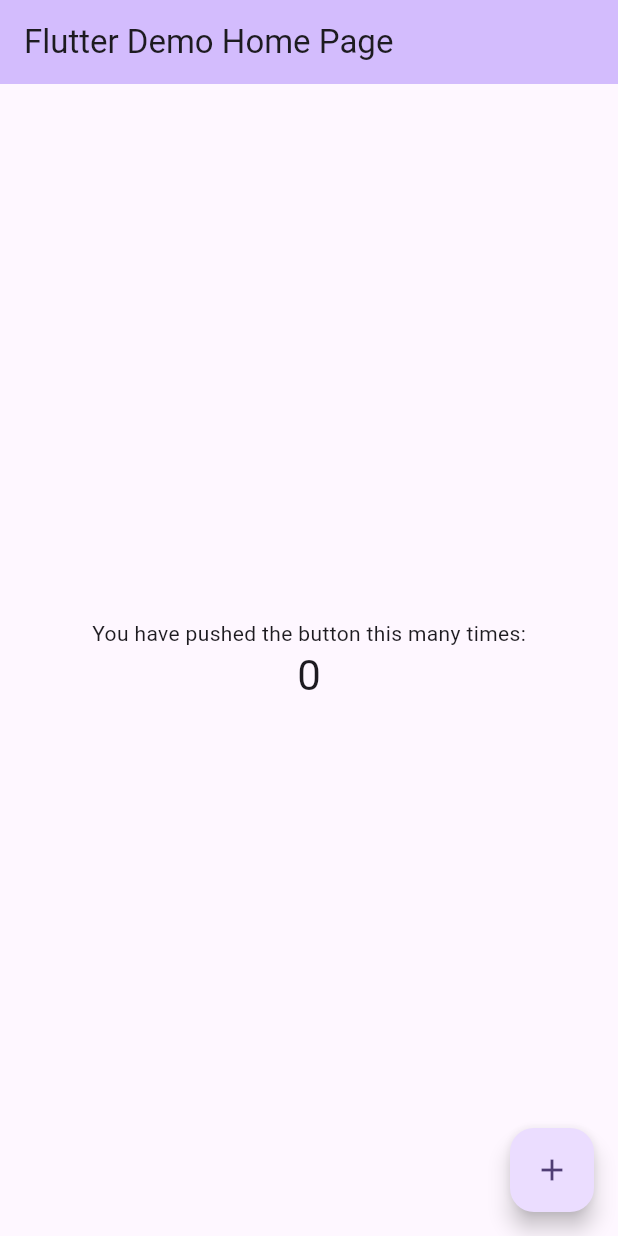
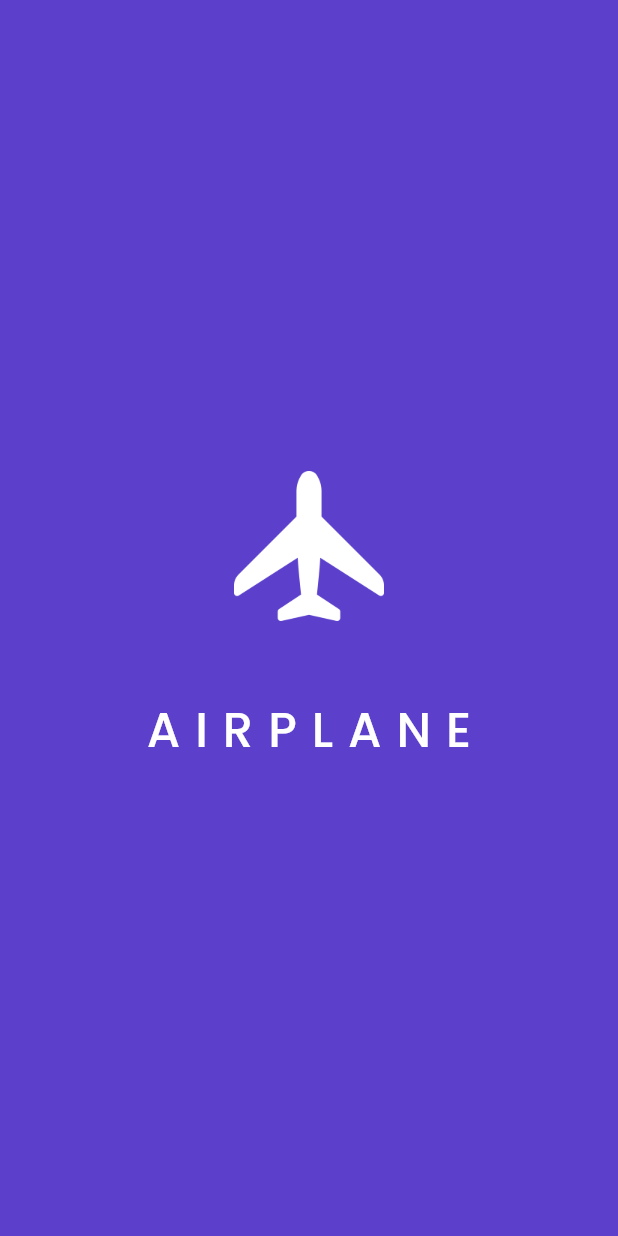
Before and after one commit to khoerodin/airplane, a Flutter app: the screen it shows after launch, on a phone screen of 412 x 824 dp. Run offline on Flutter 3.47's test engine with Material 3 defaults, Android fonts, the phone set to English and light mode, and no system bars; our stand-ins replace google_fonts.

Commit message:
Splash Page

```diff
--- a/lib/main.dart
+++ b/lib/main.dart
@@ -1,3 +1,4 @@
+import 'package:airplane/ui/pages/splash_page.dart';
 import 'package:flutter/material.dart';
 
 void main() {
@@ -7,119 +8,11 @@ void main() {
 class MyApp extends StatelessWidget {
   const MyApp({super.key});
 
-  // This widget is the root of your application.
   @override
   Widget build(BuildContext context) {
-    return MaterialApp(
-      title: 'Flutter Demo',
-      theme: ThemeData(
-        // This is the theme of your application.
-        //
-        // TRY THIS: Try running your application with "flutter run". You'll see
-        // the application has a purple toolbar. Then, without quitting the app,
-        // try changing the seedColor in the colorScheme below to Colors.green
-        // and then invoke "hot reload" (save your changes or press the "hot
-        // reload" button in a Flutter-supported IDE, or press "r" if you used
-        // the command line to start the app).
-        //
-        // Notice that the counter didn't reset back to zero; the application
-        // state is not lost during the reload. To reset the state, use hot
-        // restart instead.
-        //
-        // This works for code too, not just values: Most code changes can be
-        // tested with just a hot reload.
-        colorScheme: ColorScheme.fromSeed(seedColor: Colors.deepPurple),
-        useMaterial3: true,
-      ),
-      home: const MyHomePage(title: 'Flutter Demo Home Page'),
+    return const MaterialApp(
+      debugShowCheckedModeBanner: false,
+      home: SplashPage(),
     );
   }
 }
-
-class MyHomePage extends StatefulWidget {
-  const MyHomePage({super.key, required this.title});
-
-  // This widget is the home page of your application. It is stateful, meaning
-  // that it has a State object (defined below) that contains fields that affect
-  // how it looks.
-
-  // This class is the configuration for the state. It holds the values (in this
-  // case the title) provided by the parent (in this case the App widget) and
-  // used by the build method of the State. Fields in a Widget subclass are
-  // always marked "final".
-
-  final String title;
-
-  @override
-  State<MyHomePage> createState() => _MyHomePageState();
-}
-
-class _MyHomePageState extends State<MyHomePage> {
-  int _counter = 0;
-
-  void _incrementCounter() {
-    setState(() {
-      // This call to setState tells the Flutter framework that something has
-      // changed in this State, which causes it to rerun the build method below
-      // so that the display can reflect the updated values. If we changed
-      // _counter without calling setState(), then the build method would not be
-      // called again, and so nothing would appear to happen.
-      _counter++;
-    });
-  }
-
-  @override
-  Widget build(BuildContext context) {
-    // This method is rerun every time setState is called, for instance as done
-    // by the _incrementCounter method above.
-    //
-    // The Flutter framework has been optimized to make rerunning build methods
-    // fast, so that you can just rebuild anything that needs updating rather
-    // than having to individually change instances of widgets.
-    return Scaffold(
-      appBar: AppBar(
-        // TRY THIS: Try changing the color here to a specific color (to
-        // Colors.amber, perhaps?) and trigger a hot reload to see the AppBar
-        // change color while the other colors stay the same.
-        backgroundColor: Theme.of(context).colorScheme.inversePrimary,
-        // Here we take the value from the MyHomePage object that was created by
-        // the App.build method, and use it to set our appbar title.
-        title: Text(widget.title),
-      ),
-      body: Center(
-        // Center is a layout widget. It takes a single child and positions it
-        // in the middle of the parent.
-        child: Column(
-          // Column is also a layout widget. It takes a list of children and
-          // arranges them vertically. By default, it sizes itself to fit its
-          // children horizontally, and tries to be as tall as its parent.
-          //
-          // Column has various properties to control how it sizes itself and
-          // how it positions its children. Here we use mainAxisAlignment to
-          // center the children vertically; the main axis here is the vertical
-          // axis because Columns are vertical (the cross axis would be
-          // horizontal).
-          //
-          // TRY THIS: Invoke "debug painting" (choose the "Toggle Debug Paint"
-          // action in the IDE, or press "p" in the console), to see the
-          // wireframe for each widget.
-          mainAxisAlignment: MainAxisAlignment.center,
-          children: <Widget>[
-            const Text(
-              'You have pushed the button this many times:',
-            ),
-            Text(
-              '$_counter',
-              style: Theme.of(context).textTheme.headlineMedium,
-            ),
-          ],
-        ),
-      ),
-      floatingActionButton: FloatingActionButton(
-        onPressed: _incrementCounter,
-        tooltip: 'Increment',
-        child: const Icon(Icons.add),
-      ), // This trailing comma makes auto-formatting nicer for build methods.
-    );
-  }
-}
--- /dev/null
+++ b/lib/ui/pages/splash_page.dart
@@ -0,0 +1,35 @@
+import 'package:airplane/shared/theme.dart';
+import 'package:flutter/material.dart';
+
+class SplashPage extends StatelessWidget {
+  const SplashPage({super.key});
+
+  @override
+  Widget build(BuildContext context) {
+    return Scaffold(
+      backgroundColor: kPrimaryColor,
+      body: Center(
+        child: Column(
+          mainAxisAlignment: MainAxisAlignment.center,
+          children: [
+            Container(
+              width: 100,
+              height: 100,
+              margin: const EdgeInsets.only(bottom: 50),
+              decoration: const BoxDecoration(
+                image: DecorationImage(
+                  image: AssetImage('assets/icon_plane.png'),
+                ),
+              ),
+            ),
+            Text(
+              'AIRPLANE',
+              style: whiteTextStyle.copyWith(
+                  fontSize: 32, fontWeight: medium, letterSpacing: 10),
+            )
+          ],
+        ),
+      ),
+    );
+  }
+}
```
Also changed, not shown: 3 other files.
